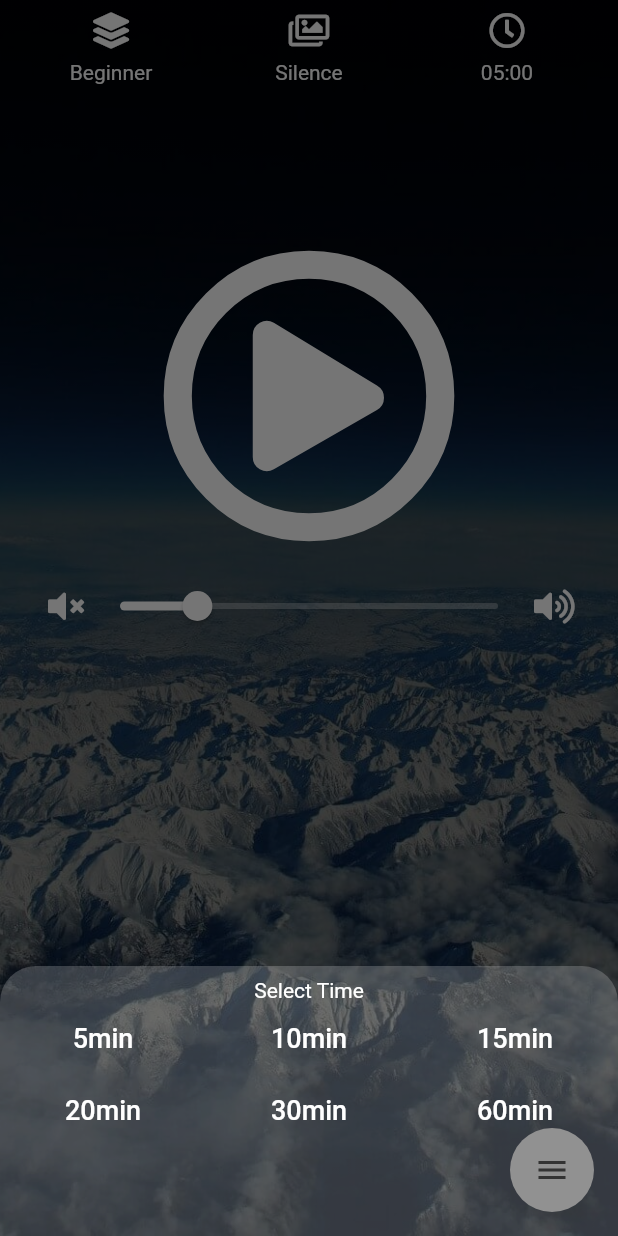
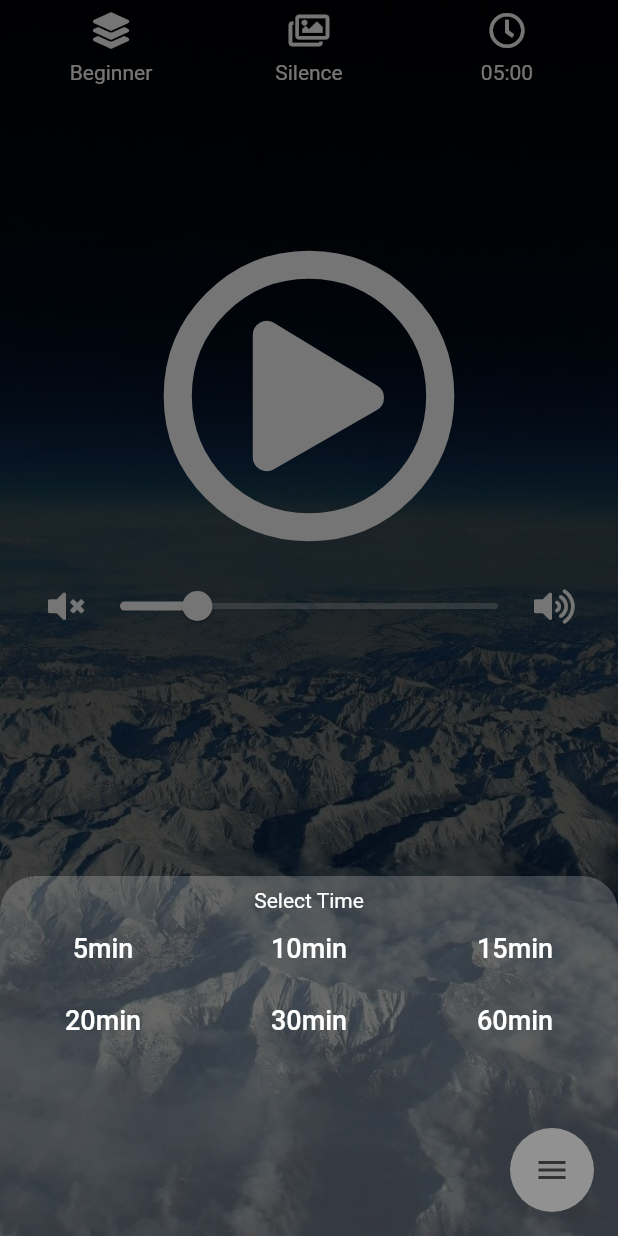
Before and after one commit to waterbook59/meditation, a Flutter app: the HomeScreen screen opened directly, after a tap on an icon or button, on a phone screen of 412 x 824 dp. Run offline on Flutter 3.47's test engine with Material 2 defaults, Android fonts, the phone set to English and light mode, and no system bars; drawn by our look-alikes of flutter_speed_dial; our stand-ins replace assets_audio_player, firebase_core, fluttertoast, font_awesome_flutter, intro_slider, shared_preferences; missing offline and left inert: soundpool; accounts and stored records are empty; statements that could not run were skipped.

Commit message:
バナー広告に伴うviewの位置調整

```diff
--- a/lib/view/home/components/dialog/time_setting_dialog.dart
+++ b/lib/view/home/components/dialog/time_setting_dialog.dart
@@ -22,8 +22,9 @@ class TimeSettingDialog extends StatelessWidget {
           },
         ));
 
-    return SizedBox(//ダイアログの高さ伸びすぎるので設定
-      height: 180,
+    return SizedBox(
+      //ダイアログの高さ伸びすぎるので設定&したすぎるとバナーかぶるので設定
+      height: 240,
       child: Column(
         children: [
           const SizedBox(height: 8,),
--- a/lib/view/home/components/speed_dial_part.dart
+++ b/lib/view/home/components/speed_dial_part.dart
@@ -23,6 +23,8 @@ class SpeedDialPart extends StatelessWidget {
             animatedIcon: AnimatedIcons.menu_close,
             backgroundColor: iconTheme.color,
             overlayColor: dialogBackgroundColor,
+            //下からのマージン
+            marginBottom: 60,
             children: [
               SpeedDialChild(
                 child: const FaIcon(FontAwesomeIcons.donate),
```
Also changed, not shown: lib/view/home/components/dialog/theme_setting_dialog.dart (+9 -8 lines).
